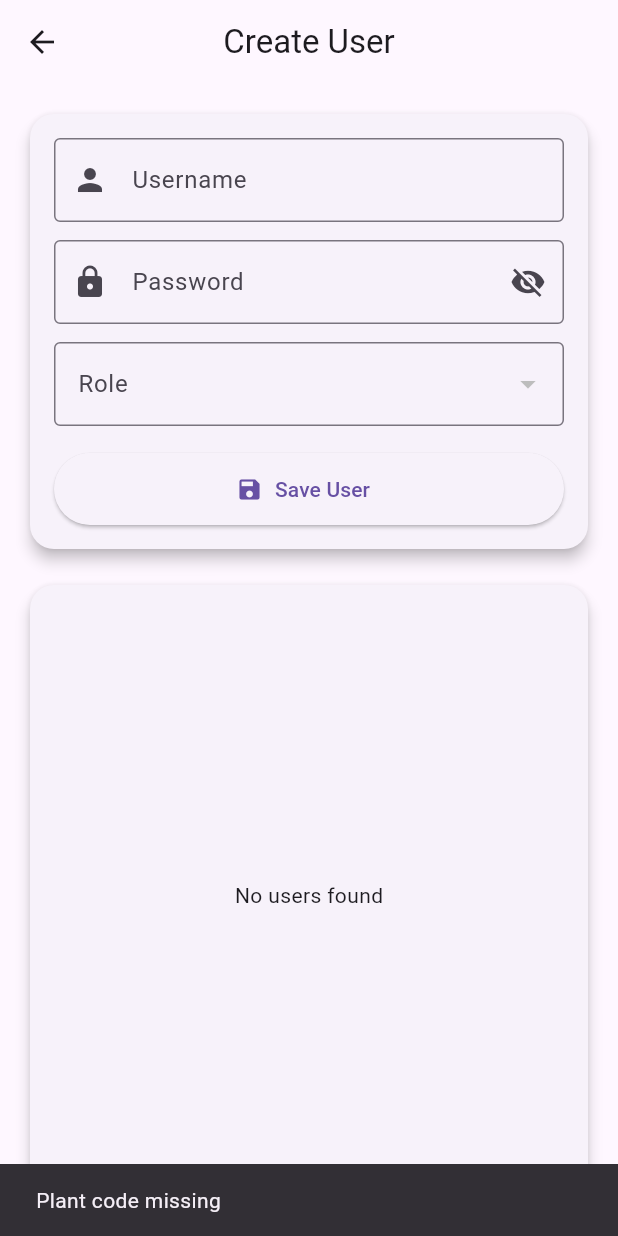
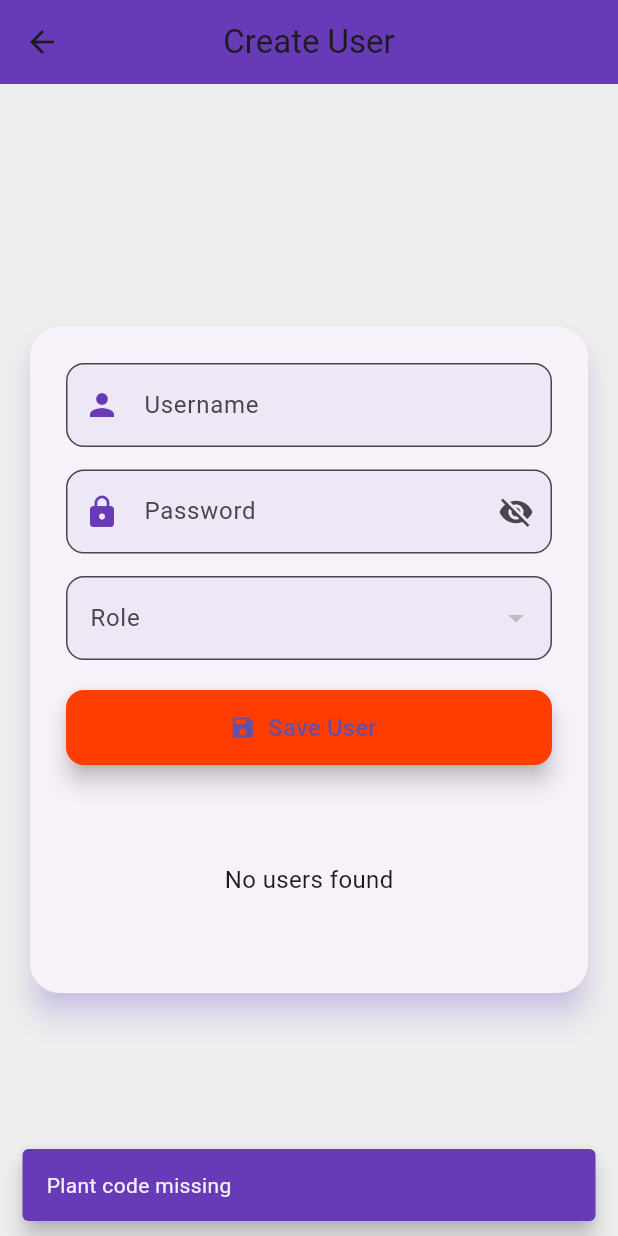
Before and after one commit to LearnWithRehan/CMSAPPFLUTTER, a Flutter app: the CreateUserScreen screen opened directly, after a tap on "Save User", on a phone screen of 412 x 824 dp. Run offline on Flutter 3.47's test engine with Material 3 defaults, Android fonts, the phone set to English and light mode, and no system bars; our stand-ins replace fl_chart, shared_preferences; accounts and stored records are empty; network calls fail.

Commit message:
modify design

```diff
--- a/lib/screens/create_user_screen.dart
+++ b/lib/screens/create_user_screen.dart
@@ -17,7 +17,6 @@ class _CreateUserScreenState extends State<CreateUserScreen> {
 
   List<RoleItem> _roles = [];
   RoleItem? _selectedRole;
-
   List<UserItem> _users = [];
 
   String _plantCode = "";
@@ -37,30 +36,23 @@ class _CreateUserScreenState extends State<CreateUserScreen> {
     super.dispose();
   }
 
-  /// ================= INIT =================
   Future<void> _init() async {
     _plantCode = await Prefs.getPlantCode();
-
     if (_plantCode.isEmpty) {
       _showMsg("Plant code missing");
       return;
     }
-
     await _loadRoles();
     await _loadUsers();
   }
 
-  /// ================= LOAD ROLES =================
   Future<void> _loadRoles() async {
     try {
       final roles = await ApiService.getUserRoles(_plantCode);
       if (!mounted) return;
 
       setState(() {
-        _roles = [
-          RoleItem(roleId: 0, roleName: "Select Role"),
-          ...roles,
-        ];
+        _roles = [RoleItem(roleId: 0, roleName: "Select Role"), ...roles];
         _selectedRole = _roles.first;
       });
     } catch (e) {
@@ -68,37 +60,22 @@ class _CreateUserScreenState extends State<CreateUserScreen> {
     }
   }
 
-  /// ================= LOAD USERS =================
   Future<void> _loadUsers() async {
     try {
       final users = await ApiService.getUsers(_plantCode);
       if (!mounted) return;
-
       setState(() => _users = users);
     } catch (e) {
       _showMsg("User Error: $e");
     }
   }
 
-  /// ================= SAVE USER =================
   Future<void> _saveUser() async {
-    if (_usernameCtrl.text.trim().isEmpty) {
-      _showMsg("Username required");
-      return;
-    }
-
-    if (_passwordCtrl.text.trim().isEmpty) {
-      _showMsg("Password required");
-      return;
-    }
-
-    if (_selectedRole == null || _selectedRole!.roleId == 0) {
-      _showMsg("Please select role");
-      return;
-    }
+    if (_usernameCtrl.text.trim().isEmpty) return _showMsg("Username required");
+    if (_passwordCtrl.text.trim().isEmpty) return _showMsg("Password required");
+    if (_selectedRole == null || _selectedRole!.roleId == 0) return _showMsg("Please select role");
 
     setState(() => _loading = true);
-
     try {
       final msg = await ApiService.createUser(
         username: _usernameCtrl.text.trim(),
@@ -112,7 +89,6 @@ class _CreateUserScreenState extends State<CreateUserScreen> {
       _usernameCtrl.clear();
       _passwordCtrl.clear();
       _selectedRole = _roles.first;
-
       await _loadUsers();
     } catch (e) {
       _showMsg("Save Error: $e");
@@ -121,30 +97,20 @@ class _CreateUserScreenState extends State<CreateUserScreen> {
     }
   }
 
-  /// ================= DELETE USER =================
   Future<void> _deleteUser(String userId, int index) async {
     final adminRole = await Prefs.getUserRole();
-
-    if (adminRole != 1) {
-      _showMsg("Unauthorized");
-      return;
-    }
+    if (adminRole != 1) return _showMsg("Unauthorized");
 
     setState(() => _loading = true);
-
     try {
       final msg = await ApiService.deleteUser(
         plantCode: _plantCode,
         userId: userId,
         adminRole: adminRole,
       );
-
       if (!mounted) return;
 
-      setState(() {
-        _users.removeAt(index);
-      });
-
+      setState(() => _users.removeAt(index));
       _showMsg(msg);
     } catch (e) {
       _showMsg("Delete Error: ${e.toString()}");
@@ -153,7 +119,6 @@ class _CreateUserScreenState extends State<CreateUserScreen> {
     }
   }
 
-
   void _confirmDelete(String userId, int index) {
     showDialog(
       context: context,
@@ -161,15 +126,9 @@ class _CreateUserScreenState extends State<CreateUserScreen> {
         title: const Text("Delete User"),
         content: const Text("Are you sure you want to delete this user?"),
         actions: [
+          TextButton(child: const Text("No"), onPressed: () => Navigator.pop(context)),
           TextButton(
-            child: const Text("No"),
-            onPressed: () => Navigator.pop(context),
-          ),
-          TextButton(
-            child: const Text(
-              "Yes",
-              style: TextStyle(color: Colors.red),
-            ),
+            child: const Text("Yes", style: TextStyle(color: Colors.red)),
             onPressed: () {
               Navigator.pop(context);
               _deleteUser(userId, index);
@@ -181,143 +140,163 @@ class _CreateUserScreenState extends State<CreateUserScreen> {
   }
 
   void _showMsg(String msg) {
-    ScaffoldMessenger.of(context)
-        .showSnackBar(SnackBar(content: Text(msg)));
+    ScaffoldMessenger.of(context).showSnackBar(
+      SnackBar(
+        content: Text(msg),
+        behavior: SnackBarBehavior.floating,
+        backgroundColor: Colors.deepPurple,
+      ),
+    );
   }
 
-  /// ================= UI =================
   @override
   Widget build(BuildContext context) {
     return Scaffold(
+      backgroundColor: Colors.grey[200],
       appBar: AppBar(
         title: const Text("Create User"),
         centerTitle: true,
+        backgroundColor: Colors.deepPurple,
+        elevation: 0,
       ),
       body: Stack(
         children: [
-          Padding(
+          Center(
+            child: SingleChildScrollView(
               padding: const EdgeInsets.all(16),
+              child: ConstrainedBox(
+                constraints: const BoxConstraints(maxWidth: 600),
+                child: Card(
+                  shape: RoundedRectangleBorder(borderRadius: BorderRadius.circular(20)),
+                  elevation: 8,
+                  shadowColor: Colors.deepPurpleAccent.withOpacity(0.4),
+                  child: Padding(
+                    padding: const EdgeInsets.all(24),
                     child: Column(
+                      mainAxisSize: MainAxisSize.min,
                       children: [
-                _buildFormCard(),
-                const SizedBox(height: 16),
-                _buildUserList(),
+                        _buildFormCardContent(),
+                        const SizedBox(height: 25),
+                        _buildUserListContent(),
                       ],
+                    ),
+                  ),
+                ),
+              ),
             ),
           ),
           if (_loading)
             Container(
-              color: Colors.black.withOpacity(0.2),
-              child: const Center(child: CircularProgressIndicator()),
+              color: Colors.black.withOpacity(0.3),
+              child: const Center(
+                child: CircularProgressIndicator(
+                  color: Colors.deepPurple,
+                ),
+              ),
             ),
         ],
       ),
     );
   }
 
-  /// ================= FORM CARD =================
-  Widget _buildFormCard() {
-    return Card(
-      elevation: 4,
-      shape: RoundedRectangleBorder(borderRadius: BorderRadius.circular(16)),
-      child: Padding(
-        padding: const EdgeInsets.all(16),
-        child: Column(
+  Widget _buildFormCardContent() {
+    return Column(
       children: [
         TextField(
           controller: _usernameCtrl,
-              decoration: const InputDecoration(
+          decoration: InputDecoration(
             labelText: "Username",
-                prefixIcon: Icon(Icons.person),
-                border: OutlineInputBorder(),
+            prefixIcon: const Icon(Icons.person, color: Colors.deepPurple),
+            border: OutlineInputBorder(borderRadius: BorderRadius.circular(12)),
+            filled: true,
+            fillColor: Colors.deepPurple.shade50,
           ),
         ),
-            const SizedBox(height: 12),
-
+        const SizedBox(height: 15),
         TextField(
           controller: _passwordCtrl,
           obscureText: _hidePassword,
           decoration: InputDecoration(
             labelText: "Password",
-                prefixIcon: const Icon(Icons.lock),
+            prefixIcon: const Icon(Icons.lock, color: Colors.deepPurple),
             suffixIcon: IconButton(
-                  icon: Icon(
-                    _hidePassword
-                        ? Icons.visibility_off
-                        : Icons.visibility,
+              icon: Icon(_hidePassword ? Icons.visibility_off : Icons.visibility),
+              onPressed: () => setState(() => _hidePassword = !_hidePassword),
             ),
-                  onPressed: () =>
-                      setState(() => _hidePassword = !_hidePassword),
-                ),
-                border: const OutlineInputBorder(),
+            border: OutlineInputBorder(borderRadius: BorderRadius.circular(12)),
+            filled: true,
+            fillColor: Colors.deepPurple.shade50,
           ),
         ),
-            const SizedBox(height: 12),
-
+        const SizedBox(height: 15),
         DropdownButtonFormField<RoleItem>(
           value: _selectedRole,
-              decoration: const InputDecoration(
+          decoration: InputDecoration(
             labelText: "Role",
-                border: OutlineInputBorder(),
+            border: OutlineInputBorder(borderRadius: BorderRadius.circular(12)),
+            filled: true,
+            fillColor: Colors.deepPurple.shade50,
           ),
           items: _roles
-                  .map(
-                    (e) => DropdownMenuItem<RoleItem>(
+              .map((e) => DropdownMenuItem<RoleItem>(
             value: e,
             child: Text(e.roleName),
+          ))
+              .toList(),
+          onChanged: (val) => setState(() => _selectedRole = val),
         ),
-              )
-                  .toList(),
-              onChanged: (val) =>
-                  setState(() => _selectedRole = val),
-            ),
-            const SizedBox(height: 18),
-
+        const SizedBox(height: 20),
         SizedBox(
           width: double.infinity,
-              height: 48,
+          height: 50,
           child: ElevatedButton.icon(
             icon: const Icon(Icons.save),
-                label: const Text("Save User"),
+            label: const Text("Save User", style: TextStyle(fontSize: 16)),
             onPressed: _saveUser,
+            style: ElevatedButton.styleFrom(
+              backgroundColor: Colors.deepOrangeAccent.shade400, // bright & readable
+              // New attractive button color
+              shape: RoundedRectangleBorder(borderRadius: BorderRadius.circular(12)),
+              elevation: 6,
+            ),
           ),
         ),
       ],
-        ),
-      ),
     );
   }
 
-  /// ================= USER LIST =================
-  Widget _buildUserList() {
-    return Expanded(
-      child: Card(
-        elevation: 4,
-        shape: RoundedRectangleBorder(borderRadius: BorderRadius.circular(16)),
-        child: _users.isEmpty
-            ? const Center(child: Text("No users found"))
+  Widget _buildUserListContent() {
+    return _users.isEmpty
+        ? Container(
+      padding: const EdgeInsets.all(40),
+      alignment: Alignment.center,
+      child: const Text("No users found", style: TextStyle(fontSize: 16)),
+    )
         : ListView.separated(
+      physics: const NeverScrollableScrollPhysics(),
+      shrinkWrap: true,
       padding: const EdgeInsets.all(8),
       itemCount: _users.length,
       separatorBuilder: (_, __) => const Divider(),
       itemBuilder: (_, index) {
         final user = _users[index];
         return ListTile(
-              leading:
-              const CircleAvatar(child: Icon(Icons.person)),
-              title: Text(user.userId),
-              trailing: TextButton(
-                child: const Text(
-                  "Delete",
-                  style: TextStyle(color: Colors.red),
+          leading: CircleAvatar(
+            backgroundColor: Colors.deepPurple.shade100,
+            child: const Icon(Icons.person, color: Colors.deepPurple),
           ),
-                onPressed: () =>
-                    _confirmDelete(user.userId, index),
+          title: Text(user.userId,
+              style: const TextStyle(fontWeight: FontWeight.w500)),
+          trailing: IconButton(
+            icon: const Icon(Icons.delete, color: Colors.red),
+            onPressed: () => _confirmDelete(user.userId, index),
           ),
+          tileColor: Colors.deepPurple.shade50.withOpacity(0.3),
+          shape: RoundedRectangleBorder(borderRadius: BorderRadius.circular(12)),
+          contentPadding:
+          const EdgeInsets.symmetric(horizontal: 16, vertical: 4),
         );
       },
-        ),
-      ),
     );
   }
 }
```
Lines whose indentation alone changed are shown as unchanged.
